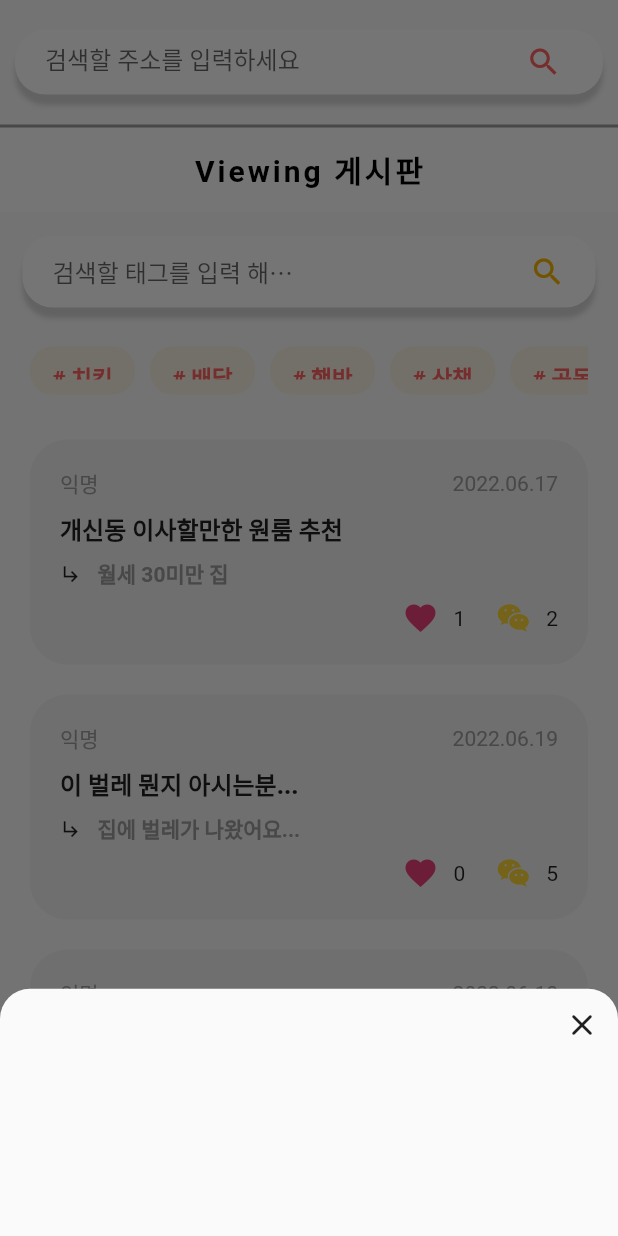
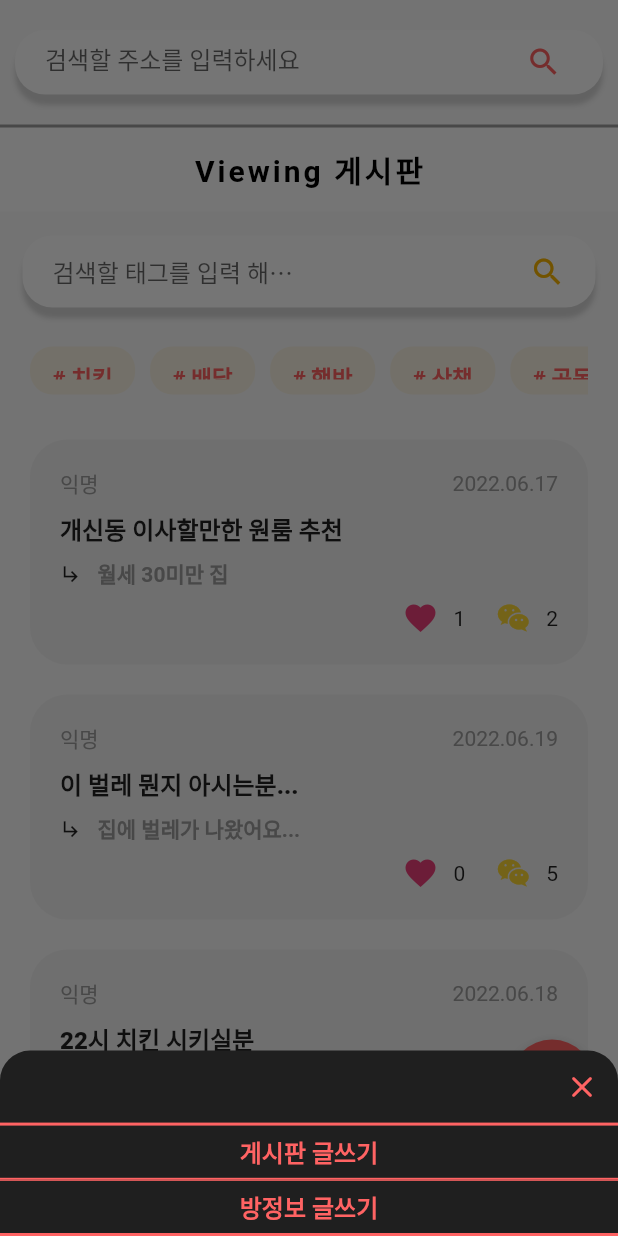
Before and after one commit to lookinmin/viewing, a Flutter app: the screen it shows after launch, item 4 of the bottom bar chosen, after a tap on the "edit note" icon, on a phone screen of 412 x 824 dp. Run offline on Flutter 3.47's test engine with Material 2 defaults, Android fonts, the phone set to English and light mode, and no system bars; our stand-ins replace carousel_slider, geolocator, webview_flutter; missing offline and left inert: kakaomap_webview.

Commit message:
광모/메인페이지 floating button

```diff
--- a/viewing/lib/main.dart
+++ b/viewing/lib/main.dart
@@ -88,45 +88,7 @@ class _HomeState extends State<Home> {
               )
             ],
           ),
-          floatingActionButton: FloatingActionButton(
-            onPressed: () {
-              showModalBottomSheet<void>(
-                context: context,
-                shape: RoundedRectangleBorder(
-                    side: BorderSide.none,
-                    borderRadius: BorderRadius.only(
-                        topLeft: Radius.circular(20),
-                        topRight: Radius.circular(20))),
-                builder: (BuildContext context) {
-                  return SizedBox(
-                    height: MediaQuery.of(context).size.height * 0.2,
-                    child: Column(
-                      children: <Widget>[
-                        //상단 x 버튼
-                        Row(
-                          children: [
-                            Expanded(child: Container()),
-                            IconButton(
-                              icon: Icon(
-                                Icons.close_rounded,
-                              ),
-                              onPressed: () => Navigator.pop(context),
-                            ),
-                          ],
-                        ),
-                      ],
-                    ),
-                  );
-                },
-              ).then((value) {
-                setState(() {});
-              });
-            },
-            backgroundColor: Color.fromRGBO(255, 99, 99, 1),
-            child: const Icon(
-              Icons.edit_note_outlined,
-            ),
-          ),
+          floatingActionButton: writingButton(context),
           bottomNavigationBar: BottomNavigationBar(
             currentIndex: currentIdx,
             type: BottomNavigationBarType.fixed,
@@ -168,6 +130,92 @@ class _HomeState extends State<Home> {
                 TextStyle(color: Color.fromRGBO(255, 99, 99, 1)),
           ),
         ));
+  }
+
+  FloatingActionButton writingButton(BuildContext context) {
+    return FloatingActionButton(
+      onPressed: () {
+        showModalBottomSheet<void>(
+          context: context,
+          backgroundColor: Color.fromARGB(255, 31, 31, 31),
+          shape: RoundedRectangleBorder(
+              side: BorderSide.none,
+              borderRadius: BorderRadius.only(
+                  topLeft: Radius.circular(20), topRight: Radius.circular(20))),
+          builder: (BuildContext context) {
+            return SizedBox(
+              height: MediaQuery.of(context).size.height * 0.15,
+              child: Column(
+                children: <Widget>[
+                  //상단 x 버튼
+                  Row(
+                    children: [
+                      Expanded(child: Container()),
+                      IconButton(
+                        icon: Icon(
+                          Icons.close_rounded,
+                          color: Color.fromRGBO(255, 99, 99, 1),
+                        ),
+                        onPressed: () => Navigator.pop(context),
+                      ),
+                    ],
+                  ),
+                  Flexible(
+                      flex: 5,
+                      child: Container(
+                        width: MediaQuery.of(context).size.width,
+                        decoration: BoxDecoration(
+                            border: Border(
+                                bottom: BorderSide(
+                                    color: Color.fromRGBO(255, 99, 99, 1)),
+                                top: BorderSide(
+                                    color: Color.fromRGBO(255, 99, 99, 1),
+                                    width: 2))),
+                        child: Center(
+                          child: Text(
+                            '게시판 글쓰기',
+                            style: TextStyle(
+                                fontWeight: FontWeight.w900,
+                                fontSize: 16,
+                                color: Color.fromRGBO(255, 99, 99, 1)),
+                          ),
+                        ),
+                      )),
+                  Flexible(
+                      flex: 5,
+                      child: Container(
+                        width: MediaQuery.of(context).size.width,
+                        decoration: BoxDecoration(
+                            border: Border(
+                                top: BorderSide(
+                                    color: Color.fromRGBO(255, 99, 99, 1)),
+                                bottom: BorderSide(
+                                    color: Color.fromRGBO(255, 99, 99, 1),
+                                    width: 2))),
+                        child: Center(
+                          child: Text(
+                            '방정보 글쓰기',
+                            style: TextStyle(
+                                fontWeight: FontWeight.w900,
+                                fontSize: 16,
+                                color: Color.fromRGBO(255, 99, 99, 1)),
+                          ),
+                        ),
+                      )),
+                ],
+              ),
+            );
+          },
+        ).then((value) {
+          setState(() {});
+        });
+      },
+      backgroundColor: Color.fromRGBO(255, 99, 99, 1),
+      child: const Icon(
+        Icons.edit_note_outlined,
+        color: Colors.white,
+      ),
+    );
   }
 }
 
```
